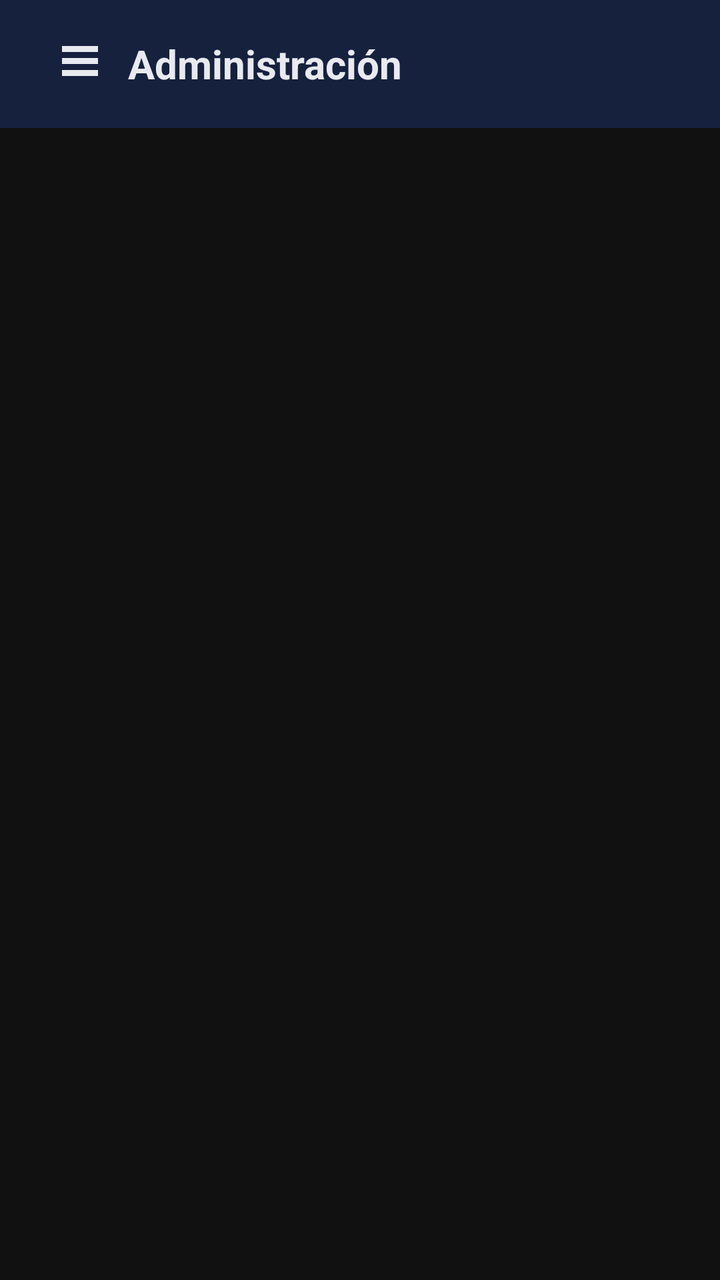
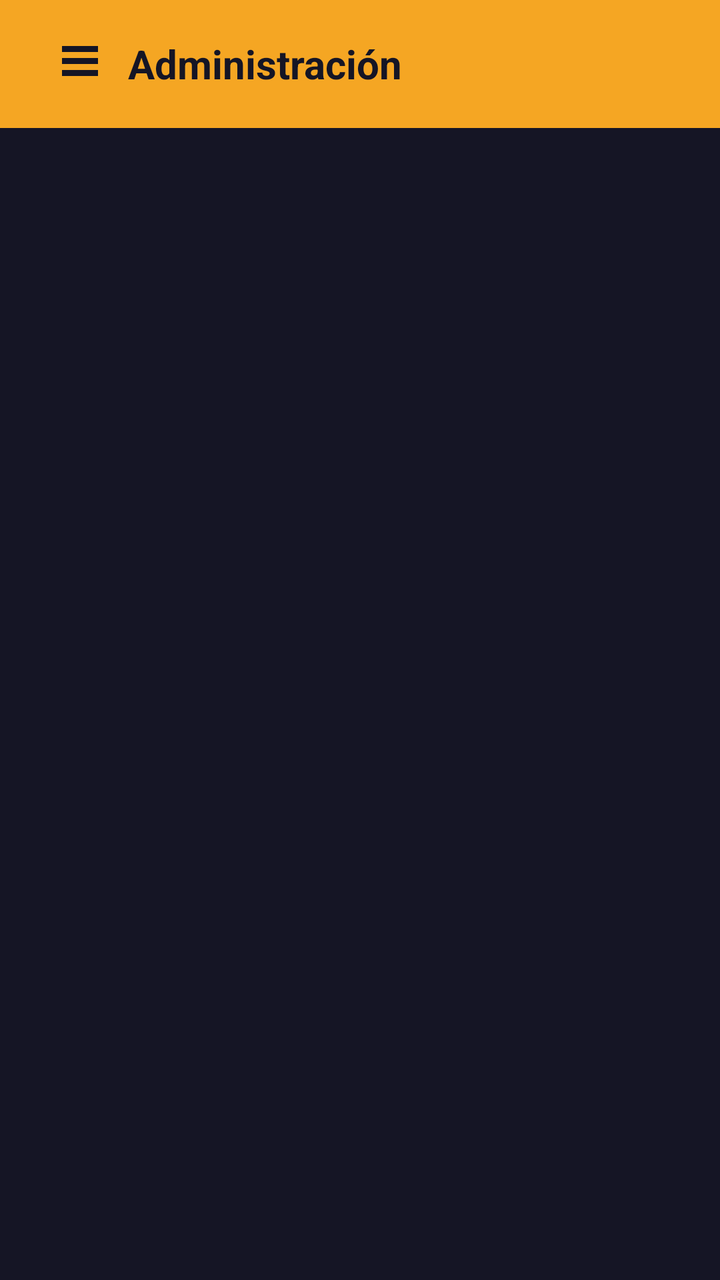

Compare the two renders of this Android layout. The source of the first and the diff that turns it into the second are given below.
<!-- AndroidManifest.xml: application theme Theme.Electrobazar -->
<!-- res/layout/fragment_admin.xml -->
<?xml version="1.0" encoding="utf-8"?>
<androidx.drawerlayout.widget.DrawerLayout xmlns:android="http://schemas.android.com/apk/res/android"
    xmlns:app="http://schemas.android.com/apk/res-auto"
    xmlns:tools="http://schemas.android.com/tools"
    android:id="@+id/adminDrawerLayout"
    android:layout_width="match_parent"
    android:layout_height="match_parent"
    android:background="@color/background">

    
    <androidx.constraintlayout.widget.ConstraintLayout
        android:layout_width="match_parent"
        android:layout_height="match_parent">

        
        <com.google.android.material.appbar.MaterialToolbar
            android:id="@+id/adminToolbar"
            android:layout_width="match_parent"
            android:layout_height="?attr/actionBarSize"
            android:background="@color/primary_variant"
            app:layout_constraintTop_toTopOf="parent">

            <ImageButton
                android:id="@+id/adminHamburgerBtn"
                android:layout_width="48dp"
                android:layout_height="48dp"
                android:background="?attr/selectableItemBackgroundBorderless"
                android:src="@drawable/ic_menu"
                app:tint="@color/text_main" />

            <TextView
                android:layout_width="wrap_content"
                android:layout_height="wrap_content"
                android:layout_marginStart="16dp"
                android:text="Administración"
                android:textColor="@color/text_main"
                android:textSize="20sp"
                android:textStyle="bold" />

        </com.google.android.material.appbar.MaterialToolbar>

        
        <androidx.recyclerview.widget.RecyclerView
            android:id="@+id/adminRecyclerView"
            android:layout_width="match_parent"
            android:layout_height="0dp"
            android:padding="8dp"
            android:clipToPadding="false"
            app:layout_constraintBottom_toBottomOf="parent"
            app:layout_constraintTop_toBottomOf="@id/adminToolbar"
            tools:listitem="@layout/item_admin_hub" />

        
        <FrameLayout
            android:id="@+id/admin_fragment_container"
            android:layout_width="match_parent"
            android:layout_height="0dp"
            android:visibility="gone"
            app:layout_constraintBottom_toBottomOf="parent"
            app:layout_constraintTop_toBottomOf="@id/adminToolbar" />

    </androidx.constraintlayout.widget.ConstraintLayout>

    
    <com.google.android.material.navigation.NavigationView
        android:id="@+id/adminNavigationView"
        android:layout_width="wrap_content"
        android:layout_height="match_parent"
        android:layout_gravity="start"
        android:background="@color/secondary"
        app:itemIconTint="@color/text_muted"
        app:itemTextColor="@color/text_main"
        app:menu="@menu/admin_sidebar_menu" />

</androidx.drawerlayout.widget.DrawerLayout>
<!-- res/layout/item_admin_hub.xml (included above) -->
<?xml version="1.0" encoding="utf-8"?>
<androidx.cardview.widget.CardView xmlns:android="http://schemas.android.com/apk/res/android"
    xmlns:app="http://schemas.android.com/apk/res-auto"
    android:layout_width="match_parent"
    android:layout_height="wrap_content"
    android:layout_margin="8dp"
    app:cardBackgroundColor="@color/secondary"
    app:cardCornerRadius="12dp"
    app:cardElevation="2dp"
    android:foreground="?attr/selectableItemBackground">

    <LinearLayout
        android:layout_width="match_parent"
        android:layout_height="wrap_content"
        android:gravity="center"
        android:orientation="vertical"
        android:padding="20dp">

        <ImageView
            android:id="@+id/ivIcon"
            android:layout_width="48dp"
            android:layout_height="48dp"
            android:src="@drawable/ic_inventory"
            app:tint="@color/warning" />

        <TextView
            android:id="@+id/tvTitle"
            android:layout_width="wrap_content"
            android:layout_height="wrap_content"
            android:layout_marginTop="12dp"
            android:text="Inventario"
            android:textColor="@color/text_main"
            android:textSize="14sp"
            android:textStyle="bold"
            android:gravity="center"
            android:maxLines="2"
            android:ellipsize="end" />

    </LinearLayout>
</androidx.cardview.widget.CardView>
<!-- resources referenced by this layout -->
<resources>
  <color name="background">#111111</color>
  <color name="primary_variant">#16213e</color>
  <color name="secondary">#16213e</color>
  <color name="text_main">#e8eaf0</color>
  <color name="text_muted">#8892a4</color>
  <color name="warning">#f5a623</color>
  <!-- drawable ic_inventory (drawable) -->
  <vector xmlns:android="http://schemas.android.com/apk/res/android"
      android:width="24dp"
      android:height="24dp"
      android:viewportWidth="16"
      android:viewportHeight="16">
      <path
          android:fillColor="#FFFFFF"
          android:pathData="M8.186,1.113a0.5,0.5 0 0,0 -0.372,0L1.846,3.5l2.404,0.961L10.404,2,8.186,1.113zM11,2.35L4.85,4.81l2.964,1.186L14,3.59,11,2.35zM4.5,5.196L1.5,4v7.331l3,1.2V5.196zM5.5,12.531l3,-1.2V5.196l-3,1.2v6.135zM9.5,11.331L14.5,9.331V2.669l-5,2V11.331z" />
  </vector>
  <!-- drawable ic_menu (drawable) -->
  <vector xmlns:android="http://schemas.android.com/apk/res/android"
      android:width="24dp"
      android:height="24dp"
      android:viewportWidth="16"
      android:viewportHeight="16">
      <path
          android:fillColor="#FFFFFF"
          android:pathData="M2,12h12v-2H2v2zm0,-4h12V6H2v2zm0,-6v2h12V2H2z" />
  </vector>
  <style name="Theme.Electrobazar" parent="Base.Theme.Electrobazar" />
  <style name="Base.Theme.Electrobazar" parent="Theme.Material3.DayNight.NoActionBar">
          <item name="colorPrimary">@color/primary</item>
          <item name="colorSecondary">@color/secondary</item>
          <item name="android:windowBackground">@color/background</item>
          <item name="android:textColorPrimary">@color/text_main</item>
          <item name="colorError">@color/danger</item>
      </style>
  <color name="primary">#1a1a2e</color>
  <color name="danger">#ef4444</color>
</resources>

<!-- the commit's change to res/layout/fragment_admin.xml (unified diff, before → after) -->
@@ -5,7 +5,7 @@
     android:id="@+id/adminDrawerLayout"
     android:layout_width="match_parent"
     android:layout_height="match_parent"
-    android:background="@color/background">
+    android:background="?attr/android:windowBackground">
 
     
     <androidx.constraintlayout.widget.ConstraintLayout
@@ -17,7 +17,7 @@
             android:id="@+id/adminToolbar"
             android:layout_width="match_parent"
             android:layout_height="?attr/actionBarSize"
-            android:background="@color/primary_variant"
+            android:background="?attr/colorPrimary"
             app:layout_constraintTop_toTopOf="parent">
 
             <ImageButton
@@ -26,14 +26,14 @@
                 android:layout_height="48dp"
                 android:background="?attr/selectableItemBackgroundBorderless"
                 android:src="@drawable/ic_menu"
-                app:tint="@color/text_main" />
+                app:tint="?attr/colorOnPrimary" />
 
             <TextView
                 android:layout_width="wrap_content"
                 android:layout_height="wrap_content"
                 android:layout_marginStart="16dp"
                 android:text="Administración"
-                android:textColor="@color/text_main"
+                android:textColor="?attr/colorOnPrimary"
                 android:textSize="20sp"
                 android:textStyle="bold" />
 
@@ -67,9 +67,9 @@
         android:layout_width="wrap_content"
         android:layout_height="match_parent"
         android:layout_gravity="start"
-        android:background="@color/secondary"
-        app:itemIconTint="@color/text_muted"
-        app:itemTextColor="@color/text_main"
+        android:background="?attr/colorSurface"
+        app:itemIconTint="?attr/android:textColorSecondary"
+        app:itemTextColor="?attr/android:textColorPrimary"
         app:menu="@menu/admin_sidebar_menu" />
 
 </androidx.drawerlayout.widget.DrawerLayout>
@@ -80,7 +80,7 @@
     android:layout_width="match_parent"
     android:layout_height="wrap_content"
     android:layout_margin="8dp"
-    app:cardBackgroundColor="@color/secondary"
+    app:cardBackgroundColor="?attr/colorSurface"
     app:cardCornerRadius="12dp"
     app:cardElevation="2dp"
     android:foreground="?attr/selectableItemBackground">
@@ -97,7 +97,7 @@
             android:layout_width="48dp"
             android:layout_height="48dp"
             android:src="@drawable/ic_inventory"
-            app:tint="@color/warning" />
+            app:tint="?attr/colorPrimary" />
 
         <TextView
             android:id="@+id/tvTitle"
@@ -105,7 +105,7 @@
             android:layout_height="wrap_content"
             android:layout_marginTop="12dp"
             android:text="Inventario"
-            android:textColor="@color/text_main"
+            android:textColor="?attr/android:textColorPrimary"
             android:textSize="14sp"
             android:textStyle="bold"
             android:gravity="center"
<!-- resource entries referenced after the edit -->
@@ -1,11 +1,9 @@
 <!-- resources referenced by this layout -->
 <resources>
-  <color name="background">#111111</color>
-  <color name="primary_variant">#16213e</color>
-  <color name="secondary">#16213e</color>
+  <color name="secondary">#1e1e35</color>
   <color name="text_main">#e8eaf0</color>
   <color name="text_muted">#8892a4</color>
-  <color name="warning">#f5a623</color>
+  <color name="border">#2c2c4d</color>
   <!-- drawable ic_inventory (drawable) -->
   <vector xmlns:android="http://schemas.android.com/apk/res/android"
       android:width="24dp"
@@ -28,13 +26,34 @@
   </vector>
   <style name="Theme.Electrobazar" parent="Base.Theme.Electrobazar" />
   <style name="Base.Theme.Electrobazar" parent="Theme.Material3.DayNight.NoActionBar">
-          <item name="colorPrimary">@color/primary</item>
-          <item name="colorSecondary">@color/secondary</item>
-          <item name="android:windowBackground">@color/background</item>
+          
+          <item name="colorPrimary">@color/accent</item>
+          <item name="colorOnPrimary">@color/primary</item>
+          <item name="colorSecondary">@color/accent</item>
+          <item name="colorOnSecondary">@color/primary</item>
+          <item name="colorPrimaryContainer">@color/surface</item>
+          <item name="colorOnPrimaryContainer">@color/text_main</item>
+          
+          <item name="colorSurface">@color/surface</item>
+          <item name="colorOnSurface">@color/text_main</item>
+          <item name="colorSurfaceVariant">@color/secondary</item>
+          <item name="colorOnSurfaceVariant">@color/text_muted</item>
+          <item name="colorOutline">@color/border</item>
+          
+          <item name="android:windowBackground">@color/primary</item>
+          <item name="android:colorBackground">@color/primary</item>
           <item name="android:textColorPrimary">@color/text_main</item>
+          <item name="android:textColorSecondary">@color/text_muted</item>
+          <item name="android:textColorHint">@color/text_muted</item>
+          
+          <item name="android:statusBarColor">@color/primary</item>
+          <item name="android:navigationBarColor">@color/primary</item>
+          
           <item name="colorError">@color/danger</item>
       </style>
-  <color name="primary">#1a1a2e</color>
+  <color name="accent">#f5a623</color>
+  <color name="primary">#151525</color>
+  <color name="surface">#252545</color>
   <color name="danger">#ef4444</color>
 </resources>
 
